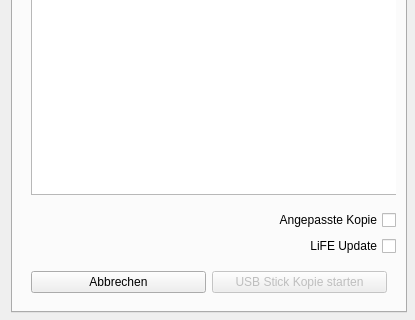
This is usbcreator.ui in valueerrorx/life-usbcreator as Qt 5 draws it before an edit; both pictures show x 0 to 415 and y 232 to 552 of the 415 by 552 pixel window. The edited form follows.
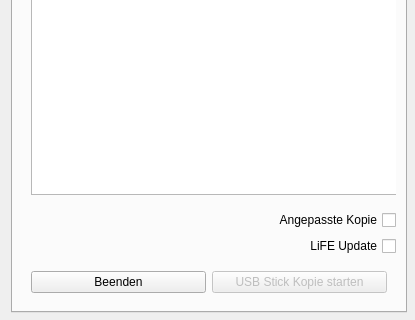
This is the edited form. Icons and pictures are not drawn.

Commit message: deactivated search usb during copy process

```diff
--- a/usbcreator.ui
+++ b/usbcreator.ui
@@ -277,7 +277,7 @@
           <item>
            <widget class="QPushButton" name="exit">
             <property name="text">
-             <string>Abbrechen</string>
+             <string>Beenden</string>
             </property>
            </widget>
           </item>
```
The commit also changes 2 other files.
